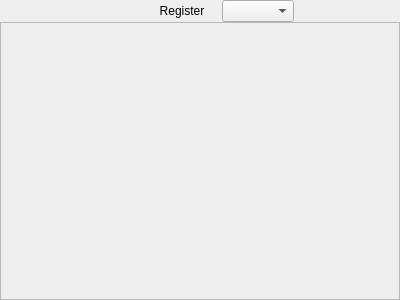
Qt form gui/tabs/transformsgui.ui (metrodango/pip3line) before a commit.
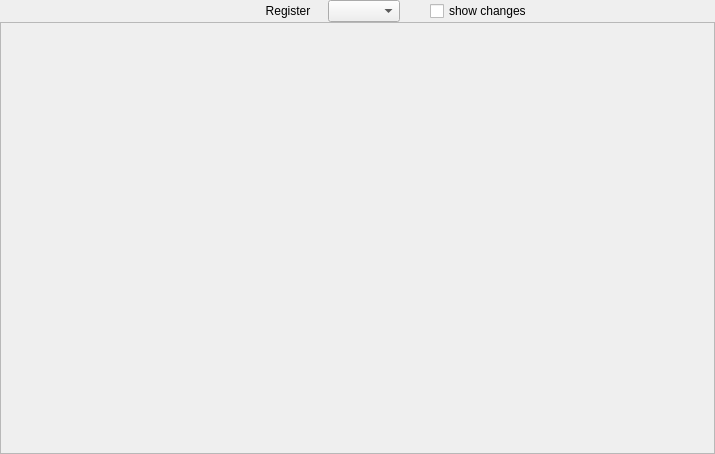
The same form after that commit. Icons and pictures are not drawn.

```diff
--- a/gui/tabs/transformsgui.ui
+++ b/gui/tabs/transformsgui.ui
@@ -15,8 +15,8 @@
    <rect>
     <x>0</x>
     <y>0</y>
-    <width>400</width>
-    <height>300</height>
+    <width>715</width>
+    <height>454</height>
    </rect>
   </property>
   <property name="windowTitle">
@@ -190,6 +190,16 @@
         </property>
        </widget>
       </item>
+      <item>
+       <widget class="QCheckBox" name="trackChangesCheckBox">
+        <property name="toolTip">
+         <string>Highlight changes whenever a modification occurs. Only applies to hex view.</string>
+        </property>
+        <property name="text">
+         <string>show changes</string>
+        </property>
+       </widget>
+      </item>
       <item>
        <spacer name="horizontalSpacer">
         <property name="orientation">
@@ -239,8 +249,8 @@
        <rect>
         <x>0</x>
         <y>0</y>
-        <width>396</width>
-        <height>262</height>
+        <width>713</width>
+        <height>413</height>
        </rect>
       </property>
       <layout class="QVBoxLayout" name="mainLayout">
```
